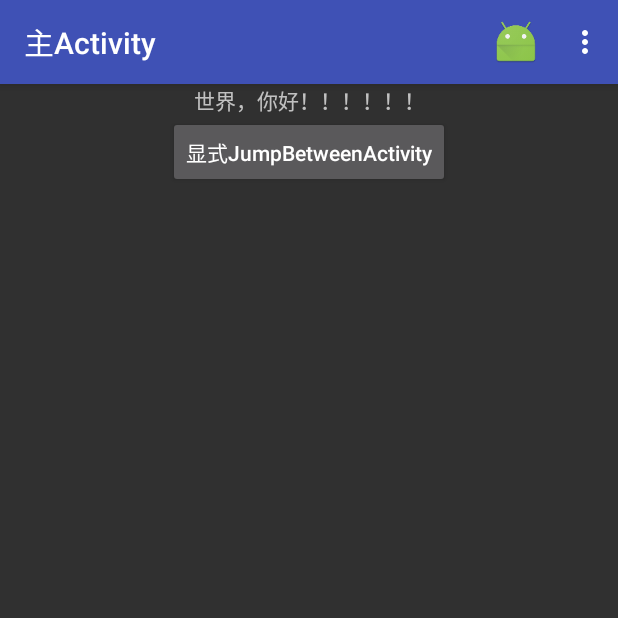
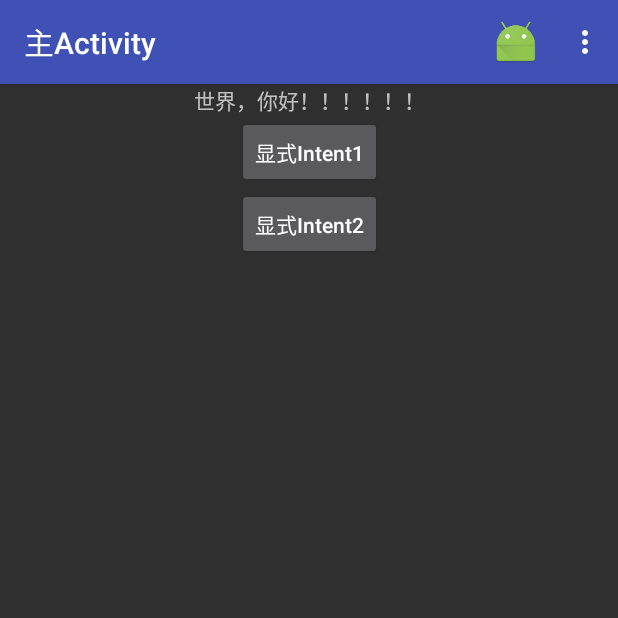
Before and after one commit to haowenbiao/AndroidProject, an Android app: the screen it shows after launch (MainActivity), on a phone screen of 412 x 824 dp, the top half of it. Run offline under Robolectric (Android 15) with nearby library versions, the phone set to English and light mode, and no system bars.

Commit message:
20170330-002

```diff
--- a/MyApplication/app/src/main/java/com/example/myapplication/MainActivity.java
+++ b/MyApplication/app/src/main/java/com/example/myapplication/MainActivity.java
@@ -15,27 +15,32 @@ public class MainActivity extends AppCompatActivity {
     protected void onCreate(Bundle savedInstanceState) {
         super.onCreate(savedInstanceState);
         setContentView(R.layout.activity_main);
-        Button buttonOfShowJumpBetweenActivities =(Button) findViewById(R.id.showJumpBetweenActivities);
-        buttonOfShowJumpBetweenActivities.setOnClickListener(new View.OnClickListener() {
+        Button explicitIntent_bt1 = (Button) findViewById(R.id.explicitIntent_bt1);
+        explicitIntent_bt1.setOnClickListener((v) -> {
+            Intent intent = new Intent(MainActivity.this, JumpBetweenActivities.class);
+            startActivity(intent);
+        });
+        Button explicitIntent_bt2 = (Button) findViewById(R.id.explicitIntent_bt2);
+        explicitIntent_bt2.setOnClickListener(new View.OnClickListener() {
             @Override
             public void onClick(View v) {
-                Intent intent=new Intent(MainActivity.this,JumpBetweenActivities.class);
-                startActivity(intent);
+                JumpBetweenActivities jumpBetweenActivities = new JumpBetweenActivities();
+                jumpBetweenActivities.showMe(MainActivity.this);
             }
         });
     }
 
     @Override
     public boolean onCreateOptionsMenu(Menu menu) {
-        getMenuInflater().inflate(R.menu.main_menu,menu);
+        getMenuInflater().inflate(R.menu.main_menu, menu);
         return true;
     }
 
     @Override
     public boolean onOptionsItemSelected(MenuItem item) {
-        switch (item.getItemId()){
+        switch (item.getItemId()) {
             case R.id.item_toast:
-                Toast.makeText(this,"test...",Toast.LENGTH_LONG).show();
+                Toast.makeText(this, "test...", Toast.LENGTH_LONG).show();
                 break;
             case R.id.item_close:
                 finish();
--- a/MyApplication/app/src/main/res/layout/activity_main.xml
+++ b/MyApplication/app/src/main/res/layout/activity_main.xml
@@ -15,14 +15,24 @@
         app:layout_constraintTop_toTopOf="parent"
         android:id="@+id/textViewHelloWorld" />
     <Button
-        android:id="@+id/showJumpBetweenActivities"
+        android:id="@+id/explicitIntent_bt1"
         android:layout_width="wrap_content"
         android:layout_height="wrap_content"
         app:layout_constraintRight_toRightOf="parent"
         app:layout_constraintLeft_toLeftOf="parent"
         app:layout_constraintTop_toBottomOf="@+id/textViewHelloWorld"
         android:textAllCaps="false"
-        android:text="显式JumpBetweenActivity"
+        android:text="显式Intent1"
         />
 
+    <Button
+        android:id="@+id/explicitIntent_bt2"
+        android:layout_width="wrap_content"
+        android:layout_height="wrap_content"
+        android:textAllCaps="false"
+        android:text="显式Intent2"
+        app:layout_constraintRight_toRightOf="parent"
+        app:layout_constraintLeft_toLeftOf="parent"
+        app:layout_constraintTop_toBottomOf="@+id/explicitIntent_bt1" />
+
 </android.support.constraint.ConstraintLayout>
```
Also changed, not shown: MyApplication/app/build.gradle (+10 -0 lines), MyApplication/app/src/main/java/com/example/myapplication/JumpBetweenActivities.java (+8 -6 lines), MyApplication/app/src/main/res/layout/activity_jump_bettwen_activitys.xml (+4 -8 lines).
